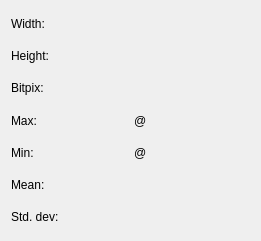
First picture: the form in kstars/statform.ui, repository KDE/kstars, before the edit.
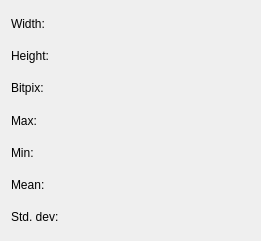
Second picture: the form after the edit. Custom widgets are drawn as their Qt base class.

What changed in the file:
```diff
--- a/kstars/statform.ui
+++ b/kstars/statform.ui
@@ -42,13 +42,6 @@
    <item row="5" column="1" >
     <widget class="KLineEdit" name="meanOUT" />
    </item>
-   <item row="4" column="2" >
-    <widget class="QLabel" name="atMinLabel" >
-     <property name="text" >
-      <string>@</string>
-     </property>
-    </widget>
-   </item>
    <item row="2" column="0" >
     <widget class="QLabel" name="bitPixLabel" >
      <property name="text" >
@@ -79,13 +72,6 @@
    <item row="1" column="1" >
     <widget class="KLineEdit" name="heightOUT" />
    </item>
-   <item row="3" column="2" >
-    <widget class="QLabel" name="atMaxLabel" >
-     <property name="text" >
-      <string>@</string>
-     </property>
-    </widget>
-   </item>
    <item row="0" column="0" >
     <widget class="QLabel" name="widthLabel" >
      <property name="text" >
```
Left out of the diff: 12 changed lines with no effect on the pictures.
